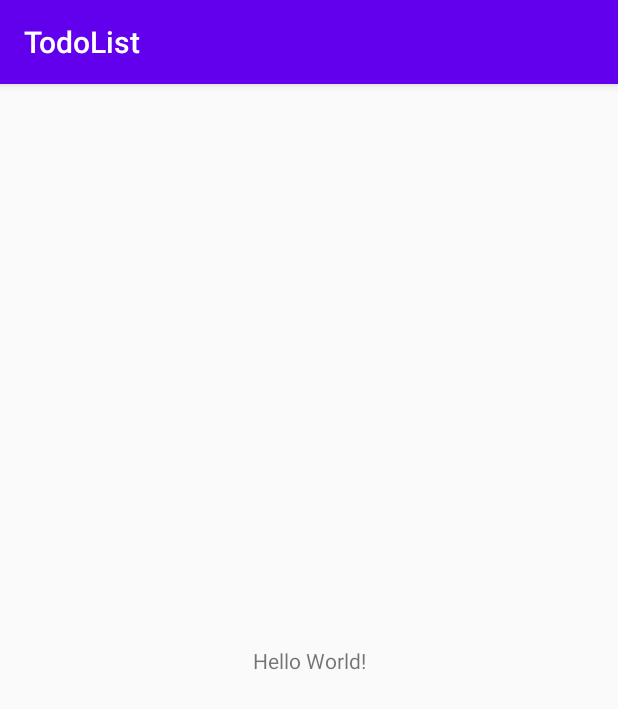
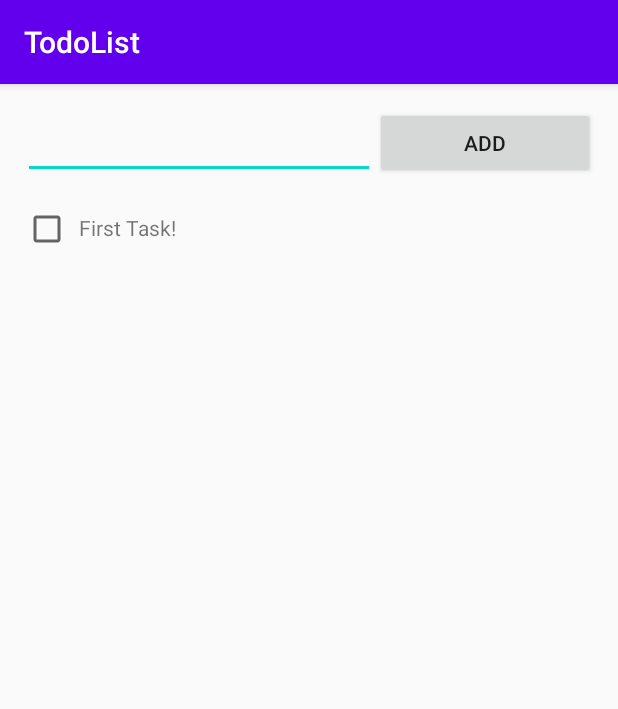
Before and after one commit to 2001adarsh/Android-Projects-Kotlin, an Android app: the screen it shows after launch (MainActivity), on a phone screen of 412 x 824 dp. Shown: the top 709 px of the screen. Run offline under Robolectric (Android 15) with nearby library versions, the phone set to English and light mode, and no system bars.

Commit message:
Todo List completed

```diff
--- a/TodoList/app/build.gradle
+++ b/TodoList/app/build.gradle
@@ -34,4 +34,5 @@ dependencies {
     testImplementation 'junit:junit:4.12'
     androidTestImplementation 'androidx.test.ext:junit:1.1.1'
     androidTestImplementation 'androidx.test.espresso:espresso-core:3.2.0'
+    implementation 'androidx.recyclerview:recyclerview:1.1.0'
 }
--- a/TodoList/app/src/main/java/com/adarsh/todolist/MainActivity.kt
+++ b/TodoList/app/src/main/java/com/adarsh/todolist/MainActivity.kt
@@ -2,11 +2,36 @@ package com.adarsh.todolist
 
 import androidx.appcompat.app.AppCompatActivity
 import android.os.Bundle
+import android.widget.Button
+import android.widget.Toast
+import androidx.recyclerview.widget.LinearLayoutManager
+import com.adarsh.todolist.adapters.TodoAdapter
+import com.adarsh.todolist.models.Todo
+import kotlinx.android.synthetic.main.activity_main.*
 
 class MainActivity : AppCompatActivity() {
+
+    var todos: ArrayList<Todo> = ArrayList()
 
     override fun onCreate(savedInstanceState: Bundle?) {
         super.onCreate(savedInstanceState)
         setContentView(R.layout.activity_main)
+
+        todos.add(Todo("First Task!", false))
+
+
+
+        rev.layoutManager = LinearLayoutManager(this)
+        val todoAdapter: TodoAdapter = TodoAdapter(todos)
+        rev.adapter = todoAdapter
+
+        addBut.setOnClickListener {
+            val i: String = edit.text.toString()
+            Toast.makeText(this, i,Toast.LENGTH_SHORT).show()
+            todos.add( Todo ( i ,false))
+
+            todoAdapter.notifyDataSetChanged()
+        }
+
     }
 }
--- /dev/null
+++ b/TodoList/app/src/main/java/com/adarsh/todolist/adapters/TodoAdapter.kt
@@ -0,0 +1,36 @@
+package com.adarsh.todolist.adapters
+
+import android.content.Context
+import android.view.LayoutInflater
+import android.view.View
+import android.view.ViewGroup
+import android.widget.TextView
+import androidx.recyclerview.widget.RecyclerView
+import com.adarsh.todolist.R
+import com.adarsh.todolist.models.Todo
+import kotlinx.android.synthetic.main.listadapter.view.*
+
+class TodoAdapter( var todos:ArrayList<Todo> ) : RecyclerView.Adapter<TodoAdapter.TodoViewHolder>() {
+
+    override fun onCreateViewHolder(parent: ViewGroup, viewType: Int): TodoViewHolder {
+        val li = parent.context?.getSystemService(Context.LAYOUT_INFLATER_SERVICE) as LayoutInflater
+        val itemView = li.inflate(R.layout.listadapter, parent , false )
+        return TodoViewHolder(itemView)
+    }
+
+
+    override fun getItemCount(): Int {
+       return todos.size
+  }
+
+    override fun onBindViewHolder(holder: TodoViewHolder, position: Int) {
+        holder.tex.text  = todos[position].task
+    }
+
+
+    class TodoViewHolder(val item: View) : RecyclerView.ViewHolder(item){
+        val tex = item.findViewById<TextView>(R.id.tex)
+    }
+
+
+}
--- /dev/null
+++ b/TodoList/app/src/main/java/com/adarsh/todolist/models/model.kt
@@ -0,0 +1,3 @@
+package com.adarsh.todolist.models
+
+data class Todo(val task: String , val done:Boolean)
--- a/TodoList/app/src/main/res/layout/activity_main.xml
+++ b/TodoList/app/src/main/res/layout/activity_main.xml
@@ -1,18 +1,36 @@
 <?xml version="1.0" encoding="utf-8"?>
-<androidx.constraintlayout.widget.ConstraintLayout xmlns:android="http://schemas.android.com/apk/res/android"
+<FrameLayout
+    xmlns:android="http://schemas.android.com/apk/res/android"
     xmlns:app="http://schemas.android.com/apk/res-auto"
     xmlns:tools="http://schemas.android.com/tools"
     android:layout_width="match_parent"
     android:layout_height="match_parent"
+    android:padding="15dp"
     tools:context=".MainActivity">
 
-    <TextView
-        android:layout_width="wrap_content"
+    <LinearLayout
+        android:layout_width="match_parent"
         android:layout_height="wrap_content"
-        android:text="Hello World!"
-        app:layout_constraintBottom_toBottomOf="parent"
-        app:layout_constraintLeft_toLeftOf="parent"
-        app:layout_constraintRight_toRightOf="parent"
-        app:layout_constraintTop_toTopOf="parent" />
+        android:orientation="horizontal">
 
-</androidx.constraintlayout.widget.ConstraintLayout>
+        <EditText
+            android:id="@+id/edit"
+            android:layout_width="0dp"
+            android:layout_height="match_parent"
+            android:layout_weight="4"/>
+        <Button
+            android:id="@+id/addBut"
+            android:text="ADD"
+            android:layout_width="wrap_content"
+            android:layout_height="wrap_content"
+            android:layout_weight="1"/>
+
+    </LinearLayout>
+
+
+    <androidx.recyclerview.widget.RecyclerView
+        android:id="@+id/rev"
+        android:layout_marginTop="65dp"
+        android:layout_width="match_parent"
+        android:layout_height="match_parent" />
+</FrameLayout>
--- /dev/null
+++ b/TodoList/app/src/main/res/layout/listadapter.xml
@@ -0,0 +1,26 @@
+<?xml version="1.0" encoding="utf-8"?>
+<androidx.constraintlayout.widget.ConstraintLayout xmlns:android="http://schemas.android.com/apk/res/android"
+    xmlns:app="http://schemas.android.com/apk/res-auto"
+    android:layout_width="wrap_content"
+    android:layout_height="wrap_content">
+
+    <androidx.appcompat.widget.AppCompatCheckBox
+        android:id="@+id/checkBox"
+        android:layout_width="wrap_content"
+        android:layout_height="wrap_content"
+        app:layout_constraintEnd_toStartOf="@+id/tex"
+        app:layout_constraintStart_toStartOf="parent"
+        app:layout_constraintTop_toTopOf="@+id/tex" />
+
+    <TextView
+        android:id="@+id/tex"
+        android:layout_width="match_parent"
+        android:layout_height="wrap_content"
+        android:padding="5dp"
+        android:text="Sample Text"
+        app:layout_constraintEnd_toEndOf="parent"
+        app:layout_constraintHorizontal_bias="1.0"
+        app:layout_constraintStart_toEndOf="@+id/checkBox"
+        app:layout_constraintTop_toTopOf="parent" />
+
+</androidx.constraintlayout.widget.ConstraintLayout>
```
Also changed, not shown: 1 other file.
